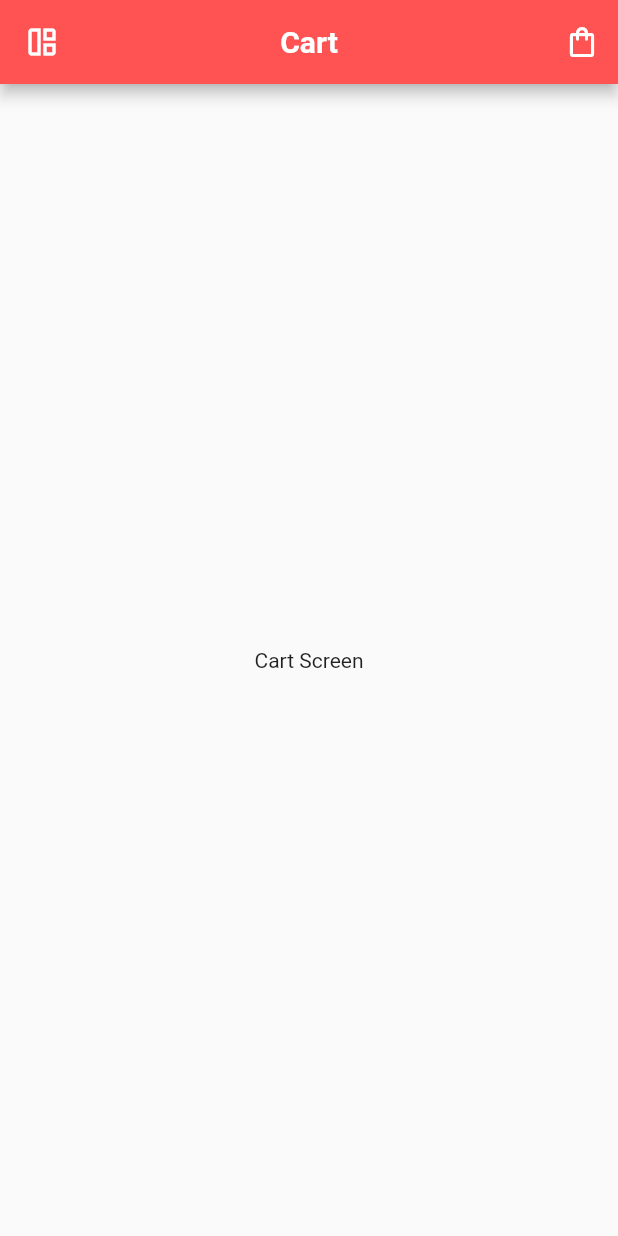
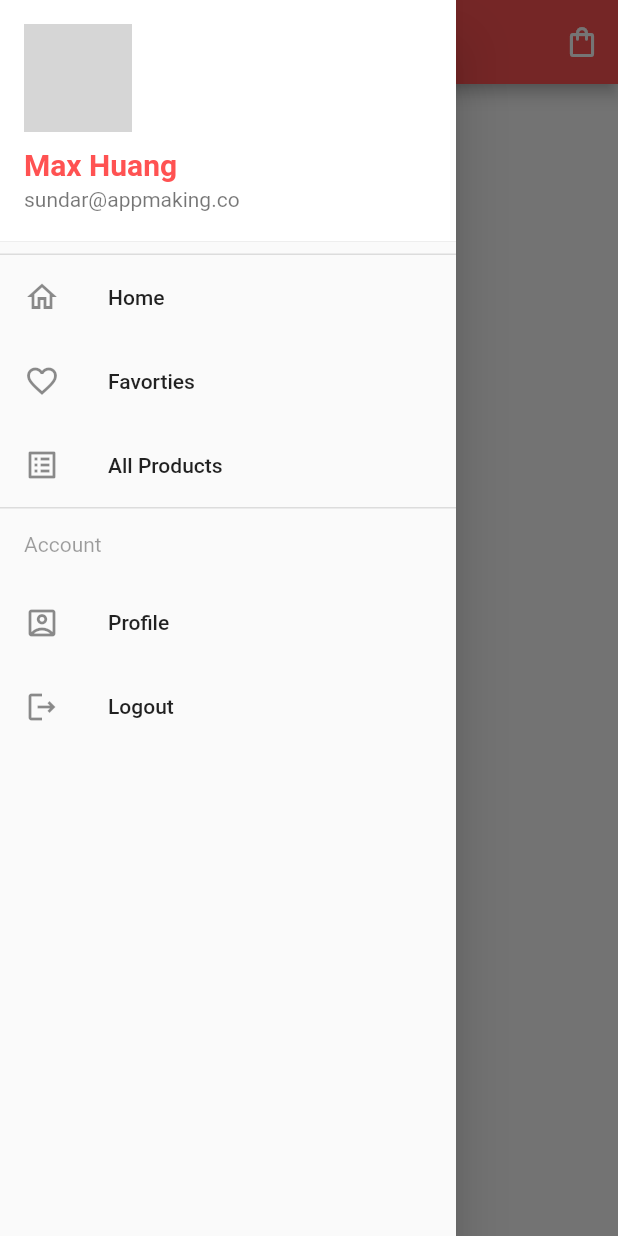
Before and after one commit to AminTahseen/Flutter_Ecommerce_App_Provider, a Flutter app: the CartScreen screen opened by its route, with the side drawer open (before the commit the screen has no drawer), on a phone screen of 412 x 824 dp. Run offline on Flutter 3.47's test engine with Material 2 defaults, Android fonts, the phone set to English and light mode, and no system bars; network calls fail; grey boxes are pictures that could not be loaded.

Commit message:
main drawer and changes done

```diff
--- a/lib/main.dart
+++ b/lib/main.dart
@@ -13,9 +13,7 @@ class MyApp extends StatelessWidget {
     return MaterialApp(
       debugShowCheckedModeBanner: false,
       title: 'Flutter Demo',
-      theme: ThemeData(
-        primarySwatch: Colors.red,
-      ),
+      theme: ThemeData(),
       routes: {
         '/': (context) => HomeScreen(),
         HomeScreen.routeName: (context) => HomeScreen(),
--- a/lib/screens/cart_screen.dart
+++ b/lib/screens/cart_screen.dart
@@ -1,15 +1,24 @@
 import 'package:ecommerce_app_provider/widgets/main_app_bar.dart';
+import 'package:ecommerce_app_provider/widgets/main_drawer.dart';
 import 'package:flutter/material.dart';
 
 class CartScreen extends StatelessWidget {
+  final GlobalKey<ScaffoldState> _scaffoldkey = new GlobalKey<ScaffoldState>();
   static const routeName = '/cart';
 
-  const CartScreen({Key? key}) : super(key: key);
+  CartScreen({Key? key}) : super(key: key);
 
   @override
   Widget build(BuildContext context) {
     return Scaffold(
-      appBar: mainAppBar(context: context, title: 'Cart', hasBottom: false),
+      drawer: NavigationDrawer(),
+      key: _scaffoldkey,
+      appBar: mainAppBar(
+        context: context,
+        title: 'Cart',
+        hasBottom: false,
+        key: _scaffoldkey,
+      ),
       body: Center(
         child: Text('Cart Screen'),
       ),
--- a/lib/screens/home_screen.dart
+++ b/lib/screens/home_screen.dart
@@ -1,19 +1,24 @@
 import 'package:ecommerce_app_provider/constants/utils/hex_color.dart';
 import 'package:ecommerce_app_provider/widgets/main_app_bar.dart';
+import 'package:ecommerce_app_provider/widgets/main_drawer.dart';
 import 'package:ecommerce_app_provider/widgets/product_list.dart';
 import 'package:ecommerce_app_provider/widgets/products_category.dart';
 import 'package:flutter/material.dart';
 
 class HomeScreen extends StatelessWidget {
+  final GlobalKey<ScaffoldState> _scaffoldkey = new GlobalKey<ScaffoldState>();
   static const routeName = '/home';
 
-  const HomeScreen({Key? key}) : super(key: key);
+  HomeScreen({Key? key}) : super(key: key);
 
   @override
   Widget build(BuildContext context) {
     return Scaffold(
+      key: _scaffoldkey,
+      drawer: NavigationDrawer(),
       backgroundColor: HexColor('#f1f2f6'),
-      appBar: mainAppBar(context: context, title: 'Home', hasBottom: true),
+      appBar: mainAppBar(
+          context: context, title: 'Home', hasBottom: true, key: _scaffoldkey),
       body: SingleChildScrollView(
         child: Container(
           child: Column(
--- a/lib/screens/product_details.dart
+++ b/lib/screens/product_details.dart
@@ -1,14 +1,23 @@
 import 'package:ecommerce_app_provider/widgets/main_app_bar.dart';
+import 'package:ecommerce_app_provider/widgets/main_drawer.dart';
 import 'package:flutter/material.dart';
 
 class ProductDetailsScreen extends StatelessWidget {
+  final GlobalKey<ScaffoldState> _scaffoldkey = new GlobalKey<ScaffoldState>();
   static const routeName = '/productDetails';
-  const ProductDetailsScreen({Key? key}) : super(key: key);
+  ProductDetailsScreen({Key? key}) : super(key: key);
 
   @override
   Widget build(BuildContext context) {
     return Scaffold(
-      appBar: mainAppBar(context: context, title: 'Details', hasBottom: false),
+      drawer: NavigationDrawer(),
+      key: _scaffoldkey,
+      appBar: mainAppBar(
+        context: context,
+        title: 'Details',
+        hasBottom: false,
+        key: _scaffoldkey,
+      ),
     );
   }
 }
--- a/lib/widgets/main_app_bar.dart
+++ b/lib/widgets/main_app_bar.dart
@@ -2,14 +2,17 @@ import 'package:ecommerce_app_provider/constants/utils/hex_color.dart';
 import 'package:ecommerce_app_provider/screens/cart_screen.dart';
 import 'package:flutter/material.dart';
 
-AppBar mainAppBar(
-    {required BuildContext context,
+AppBar mainAppBar({
+  required BuildContext context,
   required String title,
-    required bool hasBottom}) {
+  required bool hasBottom,
+  required GlobalKey<ScaffoldState> key,
+}) {
   return AppBar(
     backgroundColor: HexColor("#ff5252"),
     leading: IconButton(
-        onPressed: () {}, icon: Icon(Icons.auto_awesome_mosaic_outlined)),
+        onPressed: () => key.currentState!.openDrawer(),
+        icon: Icon(Icons.auto_awesome_mosaic_outlined)),
     centerTitle: true,
     title: Text(
       title,
@@ -24,9 +27,12 @@ AppBar mainAppBar(
       )
     ],
     bottom: hasBottom == true
-        ? AppBar(
-            backgroundColor: HexColor("#ff5252"),
-            title: Row(
+        ? PreferredSize(
+            preferredSize: const Size.fromHeight(60),
+            child: Container(
+              margin: const EdgeInsets.all(10.0),
+              color: HexColor("#ff5252"),
+              child: Row(
                 children: <Widget>[
                   Expanded(
                     child: Container(
@@ -41,7 +47,8 @@ AppBar mainAppBar(
                       child: TextField(
                         decoration: InputDecoration(
                             border: InputBorder.none,
-                          contentPadding: EdgeInsets.only(left: 5.0, top: 5.0),
+                            contentPadding:
+                                EdgeInsets.only(left: 5.0, top: 5.0),
                             hintText: 'Search for something',
                             suffixIcon: Icon(Icons.search)),
                       ),
@@ -62,6 +69,7 @@ AppBar mainAppBar(
                   ),
                 ],
               ),
+            ),
           )
         : null,
   );
--- /dev/null
+++ b/lib/widgets/main_drawer.dart
@@ -0,0 +1,81 @@
+import 'package:ecommerce_app_provider/constants/utils/hex_color.dart';
+import 'package:ecommerce_app_provider/screens/home_screen.dart';
+import 'package:flutter/material.dart';
+
+class NavigationDrawer extends StatelessWidget {
+  const NavigationDrawer({Key? key}) : super(key: key);
+
+  @override
+  Widget build(BuildContext context) {
+    return Drawer(
+      child: ListView(
+        // Important: Remove any padding from the ListView.
+        padding: EdgeInsets.zero,
+        children: <Widget>[
+          UserAccountsDrawerHeader(
+            decoration: BoxDecoration(
+              color: Colors.white,
+            ),
+            accountName: Container(
+              margin: const EdgeInsets.only(top: 20.0),
+              child: Text(
+                "Max Huang",
+                style: TextStyle(
+                    color: HexColor("#ff5252"),
+                    fontSize: 20,
+                    fontWeight: FontWeight.bold),
+              ),
+            ),
+            accountEmail: Text(
+              "sundar@appmaking.co",
+              style: TextStyle(color: Colors.black54),
+            ),
+            currentAccountPicture: CircleAvatar(
+              backgroundImage: NetworkImage(
+                  "https://encrypted-tbn0.gstatic.com/images?q=tbn:ANd9GcRH_Ex_HfBbLnp8rW4AFrQBAlyLZ_bx5uJBzw&usqp=CAU"),
+            ),
+          ),
+          Divider(
+            height: 1,
+            thickness: 1,
+          ),
+          ListTile(
+            leading: Icon(Icons.home_outlined),
+            title: Text('Home'),
+            onTap: () {
+              Navigator.of(context).pop();
+              Navigator.of(context).pop();
+            },
+          ),
+          ListTile(
+            leading: Icon(Icons.favorite_outline),
+            title: Text('Favorties'),
+          ),
+          ListTile(
+            leading: Icon(Icons.list_alt_outlined),
+            title: Text('All Products'),
+          ),
+          Divider(
+            height: 1,
+            thickness: 1,
+          ),
+          Padding(
+            padding: const EdgeInsets.all(16.0),
+            child: Text(
+              'Account',
+              style: TextStyle(color: Colors.black38),
+            ),
+          ),
+          ListTile(
+            leading: Icon(Icons.account_box_outlined),
+            title: Text('Profile'),
+          ),
+          ListTile(
+            leading: Icon(Icons.logout_outlined),
+            title: Text('Logout'),
+          ),
+        ],
+      ),
+    );
+  }
+}
```
Lines whose indentation alone changed are shown as unchanged.
